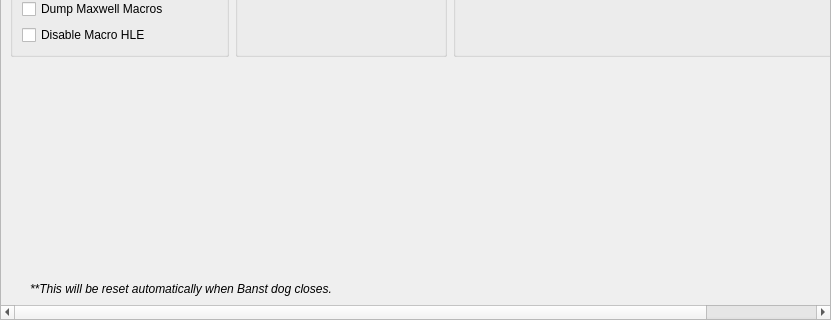
Old version of the form src/yuzu/configuration/configure_debug.ui in the repository Banstowi/-glantine--emu-Switch2; both pictures show x 0 to 831 and y 440 to 760 of the 831 by 760 pixel window.
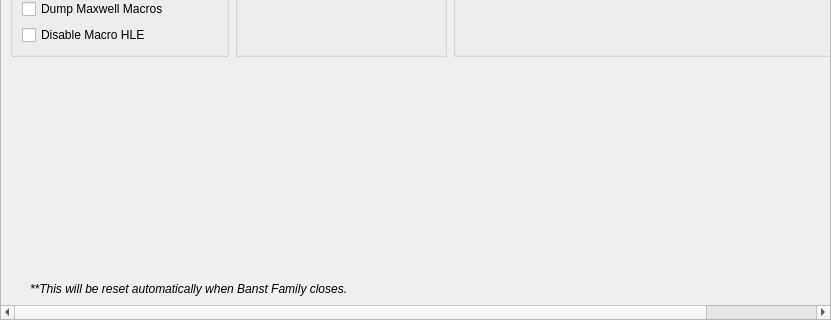
New version of the form.

Commit message:
Rename to Banst Family and default the interface to French
Every displayed name (window title, menus, dialogs, translations, Discord status, Linux desktop
entry, macOS bundle and disk image, release titles) now reads Banst Family. The interface
language setting defaults to French ("fr") instead of following the system language; it can
still be changed in the configuration. The banstdog executable, data directory and artifact
names are unchanged.

Claude-Session: https://claude.ai/code/session_01MsSmfafnsutrNsLC2WvgSz

```diff
--- a/src/yuzu/configuration/configure_debug.ui
+++ b/src/yuzu/configuration/configure_debug.ui
@@ -784,7 +784,7 @@
        </font>
       </property>
       <property name="text">
-    <string>**This will be reset automatically when Banst dog closes.</string>
+    <string>**This will be reset automatically when Banst Family closes.</string>
       </property>
       <property name="indent">
        <number>20</number>
```
The commit also changes 54 other files.
